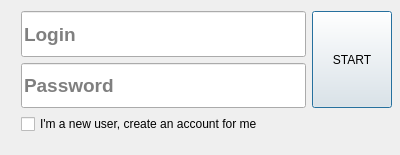
Before: the Qt Designer form ui/login_dialog.ui in jbenua/Biomeh-BCI, drawn with Qt 5.
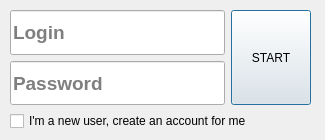
After: the same form once the commit is applied. Icons and pictures are not drawn.

```diff
--- a/ui/login_dialog.ui
+++ b/ui/login_dialog.ui
@@ -9,8 +9,8 @@
    <rect>
     <x>0</x>
     <y>0</y>
-    <width>400</width>
-    <height>155</height>
+    <width>325</width>
+    <height>140</height>
    </rect>
   </property>
   <property name="sizePolicy">
@@ -21,14 +21,14 @@
   </property>
   <property name="minimumSize">
    <size>
-    <width>400</width>
-    <height>155</height>
+    <width>325</width>
+    <height>140</height>
    </size>
   </property>
   <property name="maximumSize">
    <size>
-    <width>400</width>
-    <height>170</height>
+    <width>325</width>
+    <height>140</height>
    </size>
   </property>
   <property name="windowTitle">
@@ -44,10 +44,10 @@
   <widget class="QWidget" name="layoutWidget">
    <property name="geometry">
     <rect>
-     <x>21</x>
-     <y>11</y>
-     <width>371</width>
-     <height>123</height>
+     <x>10</x>
+     <y>10</y>
+     <width>301</width>
+     <height>121</height>
     </rect>
    </property>
    <layout class="QVBoxLayout" name="verticalLayout">
```
